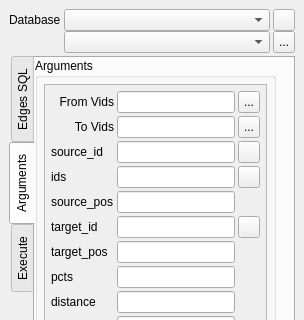
The window that ui_pgRoutingLayer.ui (pgRouting/pgRoutingLayer) describes before a commit, drawn with Qt 5; both pictures show x 0 to 304 and y 0 to 320 of the 304 by 680 pixel window.
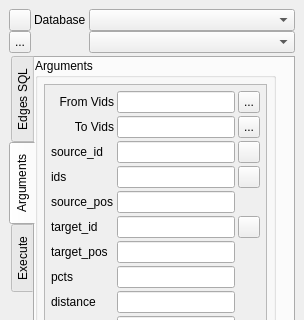
The same window after the commit. Icons and pictures are not drawn.

```diff
--- a/ui_pgRoutingLayer.ui
+++ b/ui_pgRoutingLayer.ui
@@ -35,7 +35,7 @@
       <property name="verticalSpacing">
        <number>0</number>
       </property>
-      <item row="0" column="2">
+      <item row="0" column="0">
        <widget class="QToolButton" name="buttonReloadConnections">
         <property name="sizePolicy">
          <sizepolicy hsizetype="Preferred" vsizetype="Preferred">
@@ -58,7 +58,20 @@
         </property>
        </widget>
       </item>
-      <item row="0" column="0">
+      <item row="0" column="2">
+       <widget class="QComboBox" name="comboConnections">
+        <property name="sizePolicy">
+         <sizepolicy hsizetype="Expanding" vsizetype="Fixed">
+          <horstretch>0</horstretch>
+          <verstretch>0</verstretch>
+         </sizepolicy>
+        </property>
+        <property name="locale">
+         <locale language="English" country="UnitedStates"/>
+        </property>
+       </widget>
+      </item>
+      <item row="0" column="1">
        <widget class="QLabel" name="labelConnections">
         <property name="locale">
          <locale language="English" country="UnitedStates"/>
@@ -71,20 +84,7 @@
         </property>
        </widget>
       </item>
-      <item row="0" column="1">
-       <widget class="QComboBox" name="comboConnections">
-        <property name="sizePolicy">
-         <sizepolicy hsizetype="Expanding" vsizetype="Fixed">
-          <horstretch>0</horstretch>
-          <verstretch>0</verstretch>
-         </sizepolicy>
-        </property>
-        <property name="locale">
-         <locale language="English" country="UnitedStates"/>
-        </property>
-       </widget>
-      </item>
-      <item row="1" column="1">
+      <item row="1" column="2">
        <widget class="QComboBox" name="comboBoxFunction">
         <property name="enabled">
          <bool>true</bool>
@@ -109,30 +109,7 @@
         </property>
        </widget>
       </item>
-      <item row="1" column="2">
-       <widget class="QToolButton" name="buttonFunctionHelp">
-        <property name="sizePolicy">
-         <sizepolicy hsizetype="Preferred" vsizetype="Preferred">
-          <horstretch>0</horstretch>
-          <verstretch>0</verstretch>
-         </sizepolicy>
-        </property>
-        <property name="maximumSize">
-         <size>
-          <width>22</width>
-          <height>22</height>
-         </size>
-        </property>
-        <property name="text">
-         <string>...</string>
-        </property>
-        <property name="icon">
-         <iconset>
-          <normaloff>icons/about.png</normaloff>icons/about.png</iconset>
-        </property>
-       </widget>
-      </item>
-      <item row="1" column="0">
+      <item row="1" column="1">
        <widget class="QLabel" name="labelFunction">
         <property name="maximumSize">
          <size>
@@ -154,6 +131,29 @@
         </property>
        </widget>
       </item>
+      <item row="1" column="0">
+       <widget class="QToolButton" name="buttonFunctionHelp">
+        <property name="sizePolicy">
+         <sizepolicy hsizetype="Preferred" vsizetype="Preferred">
+          <horstretch>0</horstretch>
+          <verstretch>0</verstretch>
+         </sizepolicy>
+        </property>
+        <property name="maximumSize">
+         <size>
+          <width>22</width>
+          <height>22</height>
+         </size>
+        </property>
+        <property name="text">
+         <string>...</string>
+        </property>
+        <property name="icon">
+         <iconset>
+          <normaloff>icons/about.png</normaloff>icons/about.png</iconset>
+        </property>
+       </widget>
+      </item>
      </layout>
     </item>
     <item>
```
Left out of the diff: 1 changed line with no effect on the pictures.
